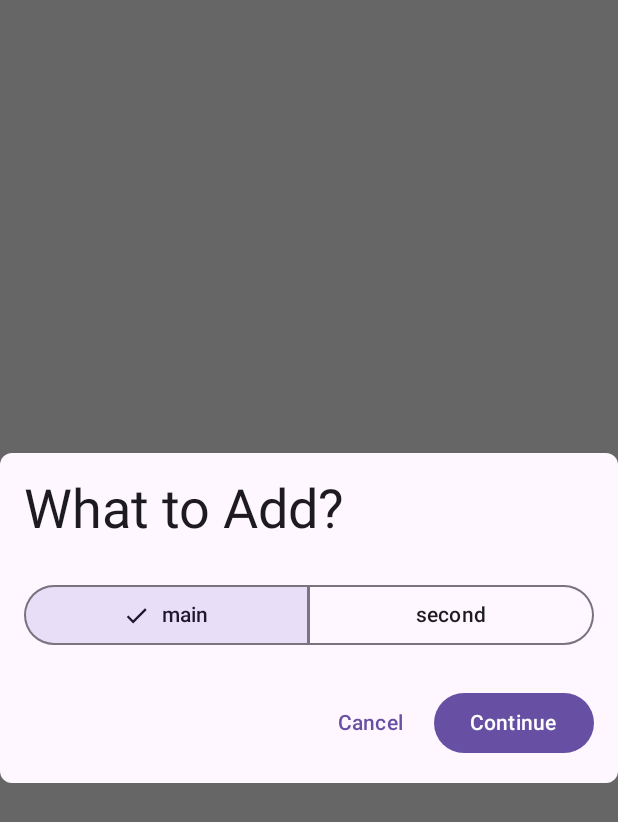
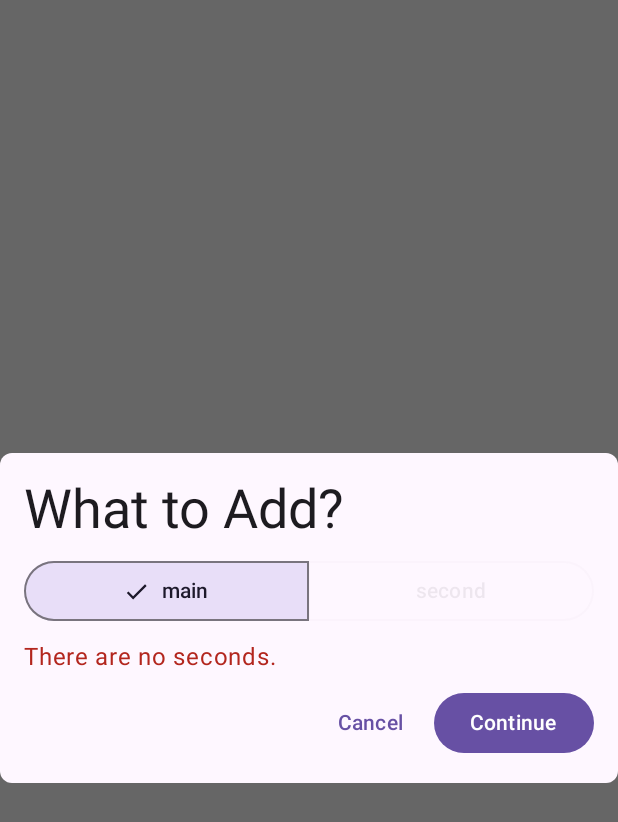
Before and after one commit to LanceSebastian/MajorProject-SousChef, an Android app built with Jetpack Compose: the @Preview function HomeAddDialoguePreview, on a phone screen of 412 x 824 dp. Shown: the top 822 px of the screen. Run offline under Robolectric (Android 15) with nearby library versions, the phone set to English and light mode, and no system bars.

Commit message:
Feat: Disable second function

```diff
--- a/app/src/main/java/uk/ac/aber/dcs/souschefapp/ui/components/DialogChoice.kt
+++ b/app/src/main/java/uk/ac/aber/dcs/souschefapp/ui/components/DialogChoice.kt
@@ -25,6 +25,7 @@ import androidx.compose.runtime.mutableIntStateOf
 import androidx.compose.runtime.remember
 import androidx.compose.runtime.setValue
 import androidx.compose.ui.Modifier
+import androidx.compose.ui.draw.alpha
 import androidx.compose.ui.tooling.preview.Preview
 import androidx.compose.ui.unit.dp
 import androidx.compose.ui.window.Dialog
@@ -37,7 +38,8 @@ fun ChoiceDialogue(
     mainAction: () -> Unit,
     secondAction: () -> Unit,
     mainText: String = "main",
-    secondText: String = "second"
+    secondText: String = "second",
+    enableSecond: Boolean = true,
 ){
     var selectedIndex by remember { mutableIntStateOf(0) }
     val options = listOf(mainText, secondText)
@@ -67,6 +69,7 @@ fun ChoiceDialogue(
                         .fillMaxWidth()
                 ) {
                     options.forEachIndexed { index, label ->
+                        val isSecond = secondText == label
                         SegmentedButton(
                             shape = SegmentedButtonDefaults.itemShape(
                                 index = index,
@@ -74,10 +77,17 @@ fun ChoiceDialogue(
                             ),
                             onClick = { selectedIndex = index },
                             selected = index == selectedIndex,
-                            label = { Text(label) }
+                            label = { Text(label) },
+                            enabled = if (isSecond) enableSecond else true,
+                            modifier = Modifier
+                                .alpha(if(isSecond && !enableSecond) 0.2f else 1f)
                         )
                     }
                 }
+                if (!enableSecond) Text(
+                    "There are no ${secondText}s.",
+                    color = MaterialTheme.colorScheme.error
+                )
 
                 Row(
                     horizontalArrangement = Arrangement.End,
@@ -113,6 +123,7 @@ fun HomeAddDialoguePreview(){
             onDismissRequest = {},
             mainAction = {},
             secondAction = {},
+            enableSecond = false
 
             )
     }
```
